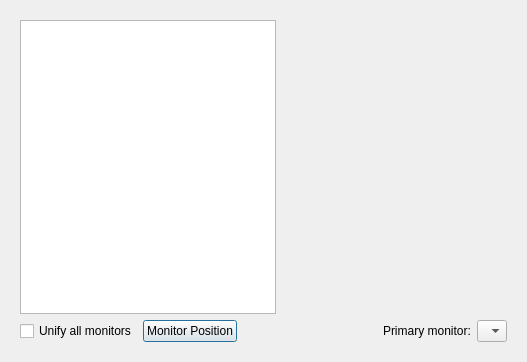
Old version of the form lxqt-config-monitor/mainwindow.ui in the repository lxqt/lxqt-config.
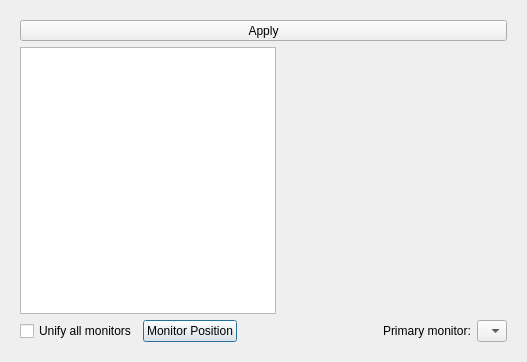
New version of the form. Icons and pictures are not drawn.

The edit to the form file:
```diff
--- a/lxqt-config-monitor/mainwindow.ui
+++ b/lxqt-config-monitor/mainwindow.ui
@@ -22,6 +22,22 @@
    <item>
     <widget class="QWidget" name="widget" native="true">
      <layout class="QVBoxLayout" name="verticalLayout_2">
+      <item>
+       <widget class="QToolButton" name="apply">
+        <property name="sizePolicy">
+         <sizepolicy hsizetype="Expanding" vsizetype="Fixed">
+          <horstretch>0</horstretch>
+          <verstretch>0</verstretch>
+         </sizepolicy>
+        </property>
+        <property name="text">
+         <string>Apply</string>
+        </property>
+        <property name="toolButtonStyle">
+         <enum>Qt::ToolButtonTextBesideIcon</enum>
+        </property>
+       </widget>
+      </item>
       <item>
        <layout class="QHBoxLayout" name="horizontalLayout_2" stretch="0,1">
         <item>
```
